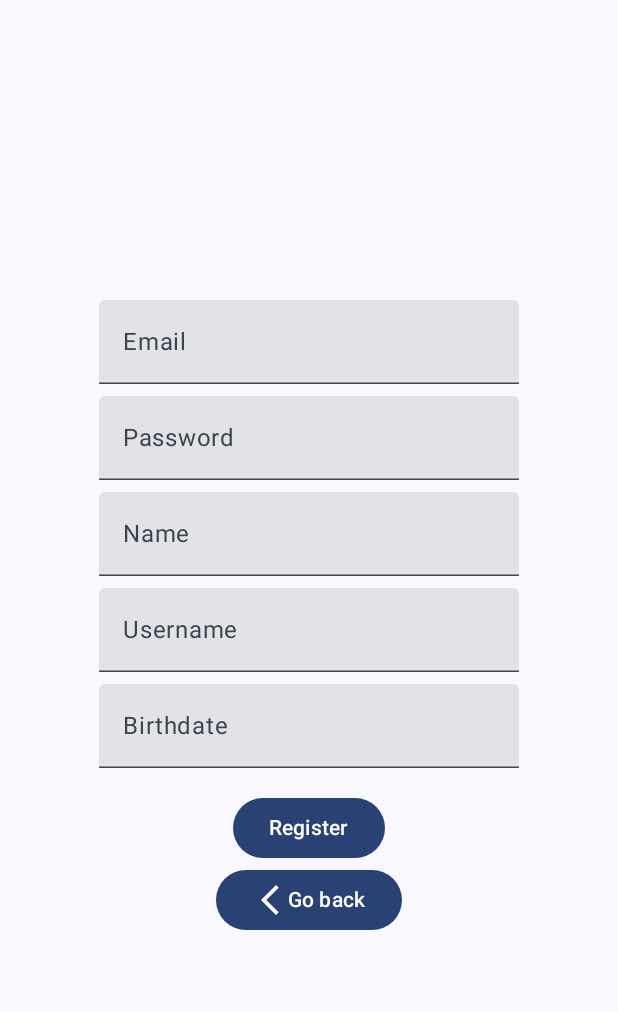
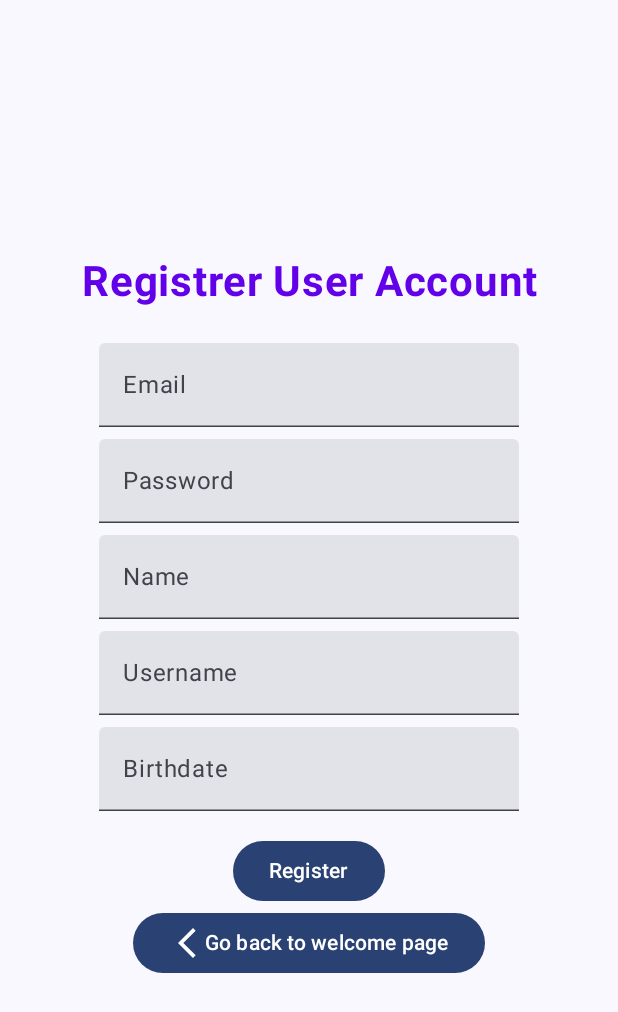
Before and after one commit to brky00/TrainingApp, an Android app built with Jetpack Compose: the RegisterPage screen opened through its navigation route, on a phone screen of 412 x 824 dp. Shown: the top 1012 px of the screen. Run offline under Robolectric (Android 15) with nearby library versions, the phone set to English and light mode, and no system bars; our stand-ins replace Firebase (no records; nobody signed in at launch, a user with empty details on screens opened directly).

Commit message:
Login fixed

```diff
--- a/app/src/main/java/com/trainingappMob/myapplicationtraining/LoginPage.kt
+++ b/app/src/main/java/com/trainingappMob/myapplicationtraining/LoginPage.kt
@@ -64,7 +64,9 @@ fun LoginPage(navController: NavHostController) {
         }) {
             Text("Login")
         }
-        Button(onClick = {navController.popBackStack() }) {
+        Button(onClick = { navController.navigate("welcome_page") {
+            popUpTo("login_page") { inclusive = true }
+        } }) {
             Icon(
                 imageVector = Icons.Filled.ArrowBackIosNew,
                 contentDescription = "Go back"
--- a/app/src/main/java/com/trainingappMob/myapplicationtraining/RegistrerPage.kt
+++ b/app/src/main/java/com/trainingappMob/myapplicationtraining/RegistrerPage.kt
@@ -9,7 +9,11 @@ import androidx.compose.material3.*
 import androidx.compose.runtime.*
 import androidx.compose.ui.Alignment
 import androidx.compose.ui.Modifier
+import androidx.compose.ui.graphics.Color
+import androidx.compose.ui.text.font.FontWeight
+import androidx.compose.ui.text.style.TextAlign
 import androidx.compose.ui.unit.dp
+import androidx.compose.ui.unit.sp
 import androidx.navigation.NavHostController
 import com.google.firebase.auth.FirebaseAuth
 import com.google.firebase.firestore.FirebaseFirestore
@@ -33,6 +37,14 @@ fun RegisterPage(navController: NavHostController) {
         verticalArrangement = Arrangement.Center,
         horizontalAlignment = Alignment.CenterHorizontally
     ) {
+        Text(
+            text = "Registrer User Account",
+            fontSize = 28.sp,
+            fontWeight = FontWeight.Bold,
+            color = Color(0xFF6200EA),
+            textAlign = TextAlign.Center,
+            modifier = Modifier.padding(bottom = 24.dp)
+        )
         TextField(value = email, onValueChange = { email = it }, label = { Text("Email") })
         Spacer(modifier = Modifier.height(8.dp))
         TextField(value = password, onValueChange = { password = it }, label = { Text("Password") })
@@ -70,12 +82,14 @@ fun RegisterPage(navController: NavHostController) {
         }) {
             Text("Register")
         }
-        Button(onClick = {navController.popBackStack() }) {
+        Button(onClick = { navController.navigate("welcome_page") {
+            popUpTo("registrer_page") { inclusive = true }
+        } }) {
             Icon(
                 imageVector = Icons.Filled.ArrowBackIosNew,
                 contentDescription = "Go back"
             )
-            Text("Go back")
+            Text("Go back to welcome page")
         }
     }
 }
```
